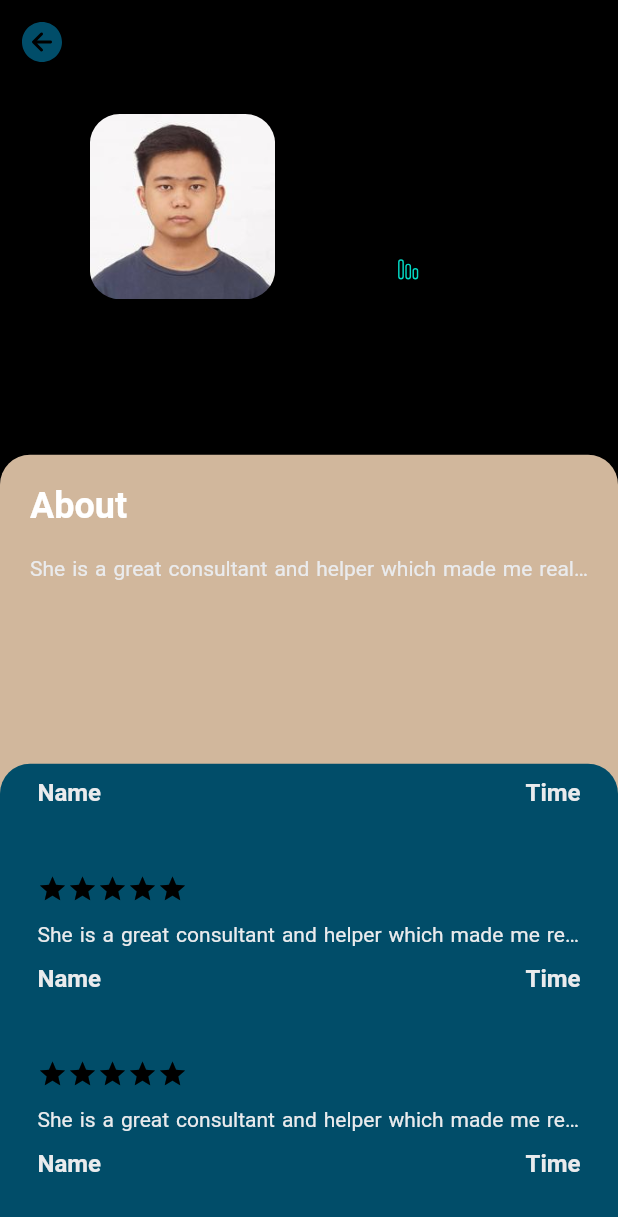
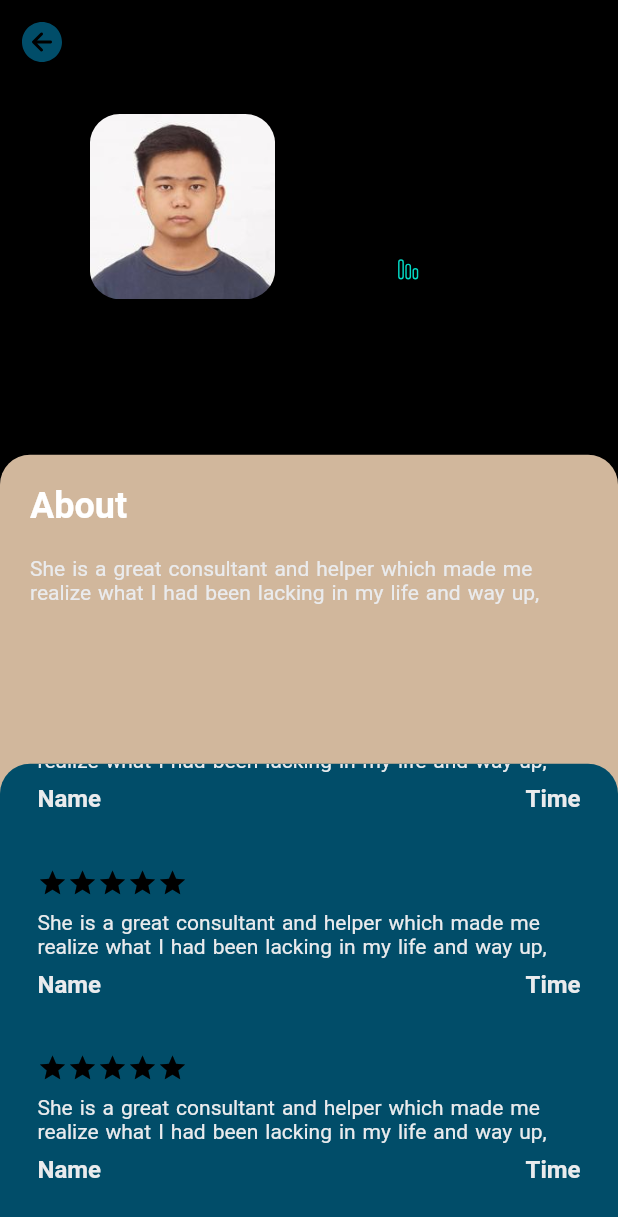
Before and after one commit to alphakzt99/Consult, a Flutter app: the Consultant screen opened directly, on a phone screen of 412 x 824 dp. Shown: the top 1217 px of the screen. Run offline on Flutter 3.47's test engine with Material 2 defaults, Android fonts, the phone set to English and light mode, and no system bars; drawn by our look-alikes of flutter_rating_bar; our stand-ins replace carousel_slider, fluentui_system_icons, flutter_swipe_action_cell, font_awesome_flutter, glass_kit, remixicon and 1 more; missing offline and left inert: iconify_flutter.

Commit message:
slight modi1

```diff
--- a/lib/admin and consultant/consultantDetails.dart
+++ b/lib/admin and consultant/consultantDetails.dart
@@ -1,7 +1,6 @@
 import 'package:fluentui_system_icons/fluentui_system_icons.dart';
 import 'package:flutter/material.dart';
 import 'package:flutter_rating_bar/flutter_rating_bar.dart';
-import 'package:font_awesome_flutter/font_awesome_flutter.dart';
 
 class Consultant extends StatefulWidget {
   const Consultant({super.key});
@@ -127,11 +126,13 @@ class _ConsultantState extends State<Consultant> {
                               height: 20,
                             ),
                             Text(
-                                          "She is a great consultant and helper which made me realize what I had been lacking in my life and way up,",
-                                          style: const TextStyle(
-                                              wordSpacing: 1.2,
-                                              overflow: TextOverflow.ellipsis),
-                                        ),
+                              "She is a great consultant and helper which made me realize what I had been lacking in my life and way up,",
+                              style: const TextStyle(
+                                  wordSpacing: 1.2,
+                                  overflow: TextOverflow.ellipsis),
+                              maxLines: 3,
+
+                            ),
                           ]),
                     ),
                   ),
@@ -184,6 +185,7 @@ class _ConsultantState extends State<Consultant> {
                                           style: const TextStyle(
                                               wordSpacing: 1.2,
                                               overflow: TextOverflow.ellipsis),
+                                              maxLines: 6,
                                         ),
                                         Row(
                                           mainAxisAlignment:
--- a/lib/pages/blog/blogcontents.dart
+++ b/lib/pages/blog/blogcontents.dart
@@ -31,6 +31,7 @@ class contents extends StatelessWidget {
               FluentIcons.access_time_20_regular,
               color: Theme.of(context).primaryColorDark,
             ),
+            SizedBox(width: 10,),
             Text(
               "24 minutes ago",
               style: Theme.of(context).textTheme.headline4,
@@ -57,9 +58,11 @@ class contents extends StatelessWidget {
           height: inActive == true ? size.height * 0.6 : size.height * 0.2,
           width: size.width * 0.9,
           child: Text(
-            "Lorem Ipsum sakjlkd jalkdjalks ajdlkjfasklj asdfsdfsdf sdfasdfsdf sjlksjdfl dfasdfsdf jsklfjsklfjkjd asjdflksjdfkj skjskldjfsklj asfdfd sdfsdfsd jdlfkasjlfjs sdjlfjsalfj jdfjasljfsljf djlfkajslfj fljsdlkfjslkjf...",
+            "Lorem Ipsum sakjlkd jalkdjalks ajdlkjfasklj asdfsdfsdf sdfasdfsdf sjlksjdfl dfasdfsdf jsklfjsklfjkjd asjdflksjdfkj skjskldjfsklj asfdfd sdfsdfsd jdlfkasjlfjs sdjlfjsalfj jdfjasljfsljf djlfkajslfj fljsdlkfjslkjf",
             strutStyle: StrutStyle(height: 2),
             style: Theme.of(context).primaryTextTheme.headline2,
+            overflow: TextOverflow.ellipsis,
+            maxLines: 7,
           ),
         ),
         SizedBox(
```
Also changed, not shown: lib/pages/main_page.dart (+7 -1 lines).
